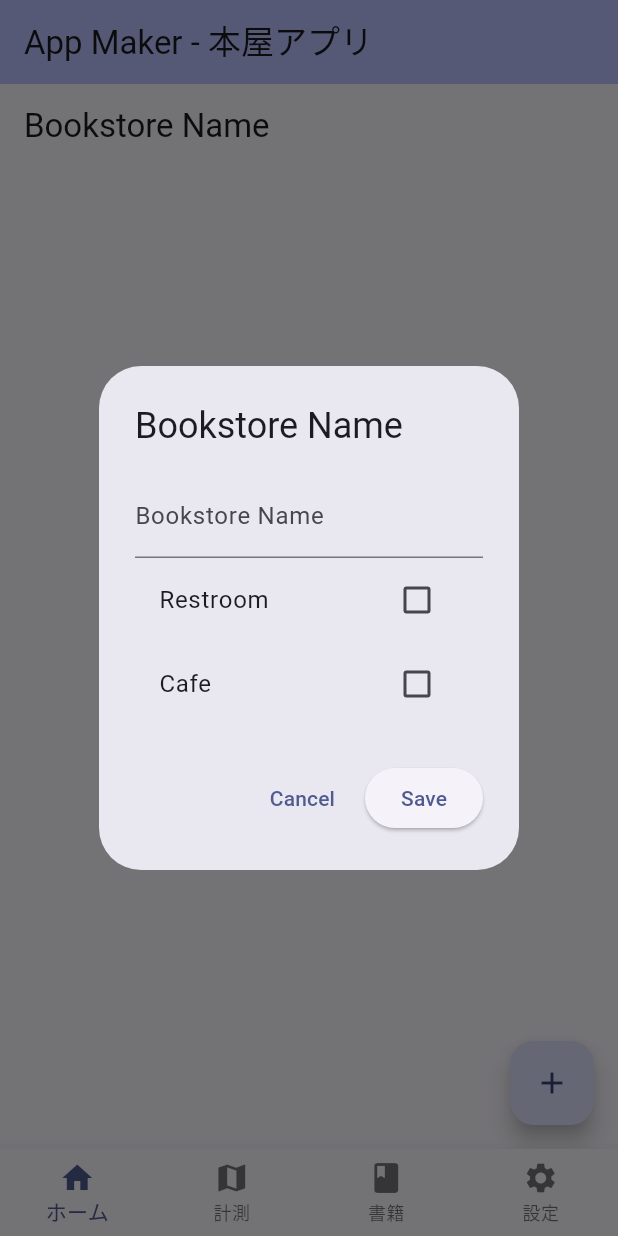
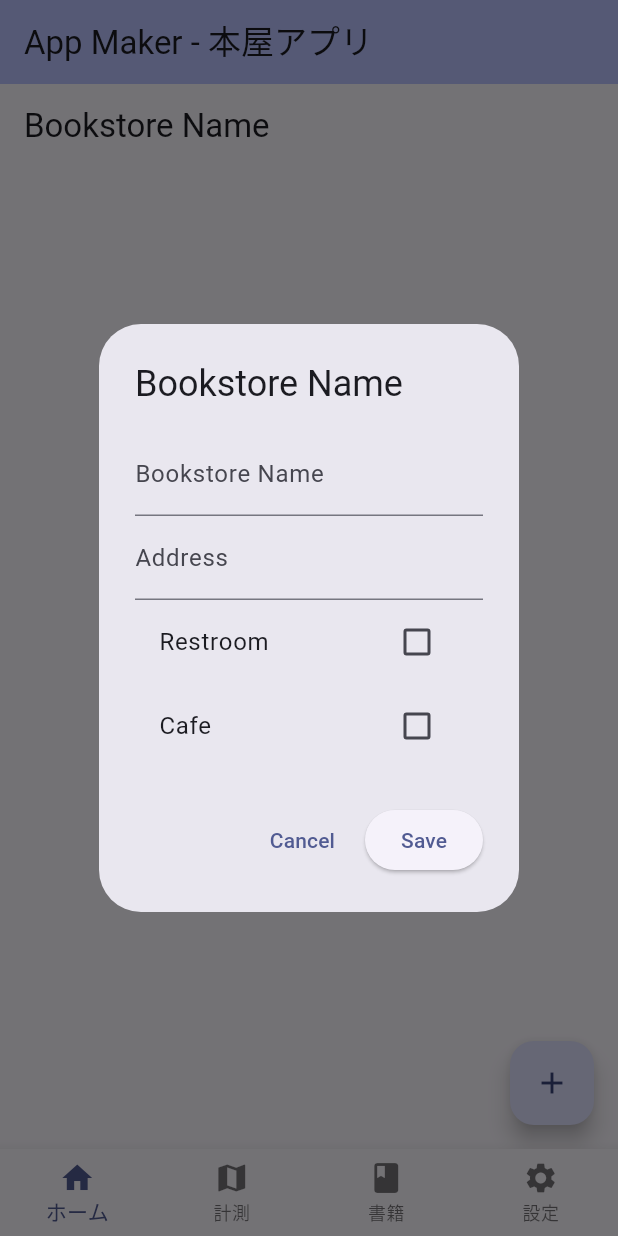
Before and after one commit to 432uc/bookstore_cartographer, a Flutter app: the screen it shows after launch, after a tap on the "add" icon, on a phone screen of 412 x 824 dp. Run offline on Flutter 3.47's test engine with Material 3 defaults, Android fonts, the phone set to English and light mode, and no system bars; our stand-ins replace geocoding, google_maps_flutter, sqflite, sqflite_common_ffi_web; accounts and stored records are empty.

Commit message:
地図機能の追加、および住所での管理に対応
地図表示機能を追加し、これまでの最寄り駅に加えて住所でも書店を管理できるようにしました。

*   **機能追加**
    *   `google_maps_flutter` と `geocoding` ライブラリを追加
    *   住所入力フィールドを追加
    *   入力された住所を元に地図上にマーカーを表示
    *   AndroidアプリにGoogle Maps APIキーの設定を追加

*   **データベース更新**
    *   `stores`テーブルに`address`カラムを追加 (DBバージョン4)
    *   `Bookstore`モデルに`address`プロパティを追加

*   **UI/UX改善**
    *   書店一覧画面で最寄り駅の代わりに住所を表示
    *   多言語ファイル（日/英）に`address`（住所）の項目を追加

```diff
--- a/lib/database_helper.dart
+++ b/lib/database_helper.dart
@@ -20,7 +20,7 @@ class DatabaseHelper {
 
     return await openDatabase(
       path,
-      version: 3,
+      version: 4,
       onCreate: _createDB,
       onUpgrade: _upgradeDB,
     );
@@ -34,7 +34,8 @@ class DatabaseHelper {
         station TEXT,
         registers INTEGER,
         has_toilet INTEGER DEFAULT 0,
-        has_cafe INTEGER DEFAULT 0
+        has_cafe INTEGER DEFAULT 0,
+        address TEXT
       )
     ''');
   }
@@ -47,6 +48,9 @@ class DatabaseHelper {
     if (oldVersion < 3) {
       await db.execute('ALTER TABLE stores ADD COLUMN station TEXT');
       await db.execute('ALTER TABLE stores ADD COLUMN registers INTEGER');
+    }
+    if (oldVersion < 4) {
+      await db.execute('ALTER TABLE stores ADD COLUMN address TEXT');
     }
   }
 
@@ -65,6 +69,7 @@ class DatabaseHelper {
       registers: (json['registers'] as int?) ?? 0,
       hasToilet: (json['has_toilet'] as int) == 1,
       hasCafe: (json['has_cafe'] as int) == 1,
+      address: (json['address'] as String?) ?? '',
     )).toList();
   }
 
--- a/lib/l10n/app_en.arb
+++ b/lib/l10n/app_en.arb
@@ -1,8 +1,8 @@
-
 {
   "bookstoreName": "Bookstore Name",
   "station": "Nearest Station",
   "registers": "Number of Registers",
   "hasToilet": "Restroom",
-  "hasCafe": "Cafe"
+  "hasCafe": "Cafe",
+  "address": "Address"
 }
--- a/lib/l10n/app_ja.arb
+++ b/lib/l10n/app_ja.arb
@@ -3,5 +3,6 @@
   "station": "最寄り駅",
   "registers": "レジ台数",
   "hasToilet": "トイレ",
-  "hasCafe": "カフェ"
+  "hasCafe": "カフェ",
+  "address": "住所"
 }
--- a/lib/l10n/app_localizations.dart
+++ b/lib/l10n/app_localizations.dart
@@ -127,6 +127,12 @@ abstract class AppLocalizations {
   /// In en, this message translates to:
   /// **'Cafe'**
   String get hasCafe;
+
+  /// No description provided for @address.
+  ///
+  /// In en, this message translates to:
+  /// **'Address'**
+  String get address;
 }
 
 class _AppLocalizationsDelegate
--- a/lib/l10n/app_localizations_en.dart
+++ b/lib/l10n/app_localizations_en.dart
@@ -22,4 +22,7 @@ class AppLocalizationsEn extends AppLocalizations {
 
   @override
   String get hasCafe => 'Cafe';
+
+  @override
+  String get address => 'Address';
 }
--- a/lib/l10n/app_localizations_ja.dart
+++ b/lib/l10n/app_localizations_ja.dart
@@ -22,4 +22,7 @@ class AppLocalizationsJa extends AppLocalizations {
 
   @override
   String get hasCafe => 'カフェ';
+
+  @override
+  String get address => '住所';
 }
--- a/lib/models/bookstore.dart
+++ b/lib/models/bookstore.dart
@@ -5,6 +5,7 @@ class Bookstore {
   final int registers;
   final bool hasToilet;
   final bool hasCafe;
+  final String address;
 
   Bookstore({
     this.id,
@@ -13,17 +14,18 @@ class Bookstore {
     required this.registers,
     required this.hasToilet,
     required this.hasCafe,
+    required this.address,
   });
 
-  // データベース（Map形式）に変換する用
   Map<String, dynamic> toMap() {
     return {
       'id': id,
       'name': name,
       'station': station,
       'registers': registers,
-      'has_toilet': hasToilet ? 1 : 0, // SQLiteはboolがないので1か0で保存
+      'has_toilet': hasToilet ? 1 : 0,
       'has_cafe': hasCafe ? 1 : 0,
+      'address': address,
     };
   }
 }
--- a/pubspec.yaml
+++ b/pubspec.yaml
@@ -37,6 +37,8 @@ dependencies:
   path: ^1.9.0
   cupertino_icons: ^1.0.8
   sqflite_common_ffi_web: ^0.4.4
+  google_maps_flutter: ^2.6.1
+  geocoding: ^3.0.0
 
 dev_dependencies:
   flutter_test:
```
Also changed, not shown: lib/store_list_screen.dart (+63 -1 lines), pubspec.lock, 1 other file.
